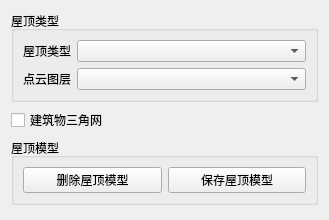
The window that roofedit.ui (531985836-cpu/building_edit_manager) describes before a commit, drawn with Qt 5.
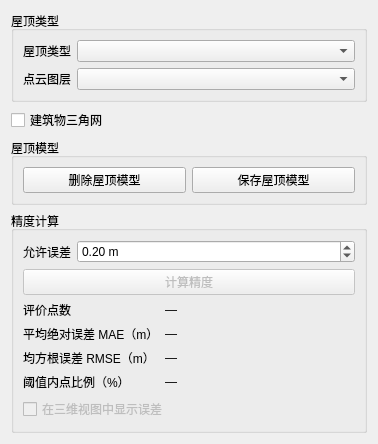
The same window after the commit.

Patch:
```diff
--- a/roofedit.ui
+++ b/roofedit.ui
@@ -3,7 +3,12 @@
  <class>roofedit</class>
  <widget class="QWidget" name="roofedit">
   <property name="geometry">
-   <rect><x>0</x><y>0</y><width>329</width><height>220</height></rect>
+   <rect>
+    <x>0</x>
+    <y>0</y>
+    <width>378</width>
+    <height>375</height>
+   </rect>
   </property>
   <property name="windowTitle"><string>屋顶编辑</string></property>
   <layout class="QVBoxLayout" name="verticalLayout">
@@ -43,10 +48,162 @@
     </widget>
    </item>
    <item>
-    <spacer name="verticalSpacer">
-     <property name="orientation"><enum>Qt::Vertical</enum></property>
-     <property name="sizeHint" stdset="0"><size><width>20</width><height>0</height></size></property>
-    </spacer>
+    <widget class="QGroupBox" name="accuracyGroupBox">
+     <property name="toolTip">
+      <string>评价当前建筑物屋顶模型与上方所选点云的拟合程度。</string>
+     </property>
+     <property name="title">
+      <string>精度计算</string>
+     </property>
+     <layout class="QVBoxLayout" name="accuracyLayout">
+      <item>
+       <layout class="QFormLayout" name="accuracySettingsLayout">
+        <item row="0" column="0">
+         <widget class="QLabel" name="accuracyToleranceLabel">
+          <property name="text">
+           <string>允许误差</string>
+          </property>
+          <property name="buddy">
+           <cstring>accuracyToleranceSpinBox</cstring>
+          </property>
+         </widget>
+        </item>
+        <item row="0" column="1">
+         <widget class="QDoubleSpinBox" name="accuracyToleranceSpinBox">
+          <property name="toolTip">
+           <string>用于统计误差不超过此值的评价点比例，请根据点云精度设置。</string>
+          </property>
+          <property name="suffix">
+           <string> m</string>
+          </property>
+          <property name="decimals">
+           <number>2</number>
+          </property>
+          <property name="minimum">
+           <double>0.010000000000000</double>
+          </property>
+          <property name="maximum">
+           <double>100.000000000000000</double>
+          </property>
+          <property name="singleStep">
+           <double>0.050000000000000</double>
+          </property>
+          <property name="value">
+           <double>0.200000000000000</double>
+          </property>
+         </widget>
+        </item>
+       </layout>
+      </item>
+      <item>
+       <widget class="QPushButton" name="calculateAccuracyButton">
+        <property name="enabled">
+         <bool>false</bool>
+        </property>
+        <property name="toolTip">
+         <string>计算当前屋顶模型与所选点云之间的误差。</string>
+        </property>
+        <property name="text">
+         <string>计算精度</string>
+        </property>
+       </widget>
+      </item>
+      <item>
+       <layout class="QFormLayout" name="accuracyResultsLayout">
+        <item row="0" column="0">
+         <widget class="QLabel" name="accuracyPointCountLabel">
+          <property name="text">
+           <string>评价点数</string>
+          </property>
+         </widget>
+        </item>
+        <item row="0" column="1">
+         <widget class="QLabel" name="accuracyPointCountValueLabel">
+          <property name="text">
+           <string>—</string>
+          </property>
+          <property name="textInteractionFlags">
+           <set>Qt::TextSelectableByMouse</set>
+          </property>
+         </widget>
+        </item>
+        <item row="1" column="0">
+         <widget class="QLabel" name="accuracyMaeLabel">
+          <property name="toolTip">
+           <string>评价点绝对误差的平均值，越小越好。</string>
+          </property>
+          <property name="text">
+           <string>平均绝对误差 MAE（m）</string>
+          </property>
+         </widget>
+        </item>
+        <item row="1" column="1">
+         <widget class="QLabel" name="accuracyMaeValueLabel">
+          <property name="text">
+           <string>—</string>
+          </property>
+          <property name="textInteractionFlags">
+           <set>Qt::TextSelectableByMouse</set>
+          </property>
+         </widget>
+        </item>
+        <item row="2" column="0">
+         <widget class="QLabel" name="accuracyRmseLabel">
+          <property name="toolTip">
+           <string>反映整体拟合误差，对较大的误差更敏感，越小越好。</string>
+          </property>
+          <property name="text">
+           <string>均方根误差 RMSE（m）</string>
+          </property>
+         </widget>
+        </item>
+        <item row="2" column="1">
+         <widget class="QLabel" name="accuracyRmseValueLabel">
+          <property name="text">
+           <string>—</string>
+          </property>
+          <property name="textInteractionFlags">
+           <set>Qt::TextSelectableByMouse</set>
+          </property>
+         </widget>
+        </item>
+        <item row="3" column="0">
+         <widget class="QLabel" name="accuracyInlierRateLabel">
+          <property name="toolTip">
+           <string>绝对误差不超过允许误差的评价点比例，越大越好。</string>
+          </property>
+          <property name="text">
+           <string>阈值内点比例（%）</string>
+          </property>
+         </widget>
+        </item>
+        <item row="3" column="1">
+         <widget class="QLabel" name="accuracyInlierRateValueLabel">
+          <property name="text">
+           <string>—</string>
+          </property>
+          <property name="textInteractionFlags">
+           <set>Qt::TextSelectableByMouse</set>
+          </property>
+         </widget>
+        </item>
+       </layout>
+      </item>
+      <item>
+       <widget class="QCheckBox" name="showAccuracyIn3DCheckBox">
+        <property name="enabled">
+         <bool>false</bool>
+        </property>
+        <property name="toolTip">
+         <string>按误差大小为评价点着色，查看屋顶各处的拟合情况。</string>
+        </property>
+        <property name="text">
+         <string>在三维视图中显示误差</string>
+        </property>
+       </widget>
+      </item>
+     </layout>
+    </widget>
    </item>
   </layout>
  </widget>
```
Left out of the diff: 56 changed lines with no effect on the pictures.
